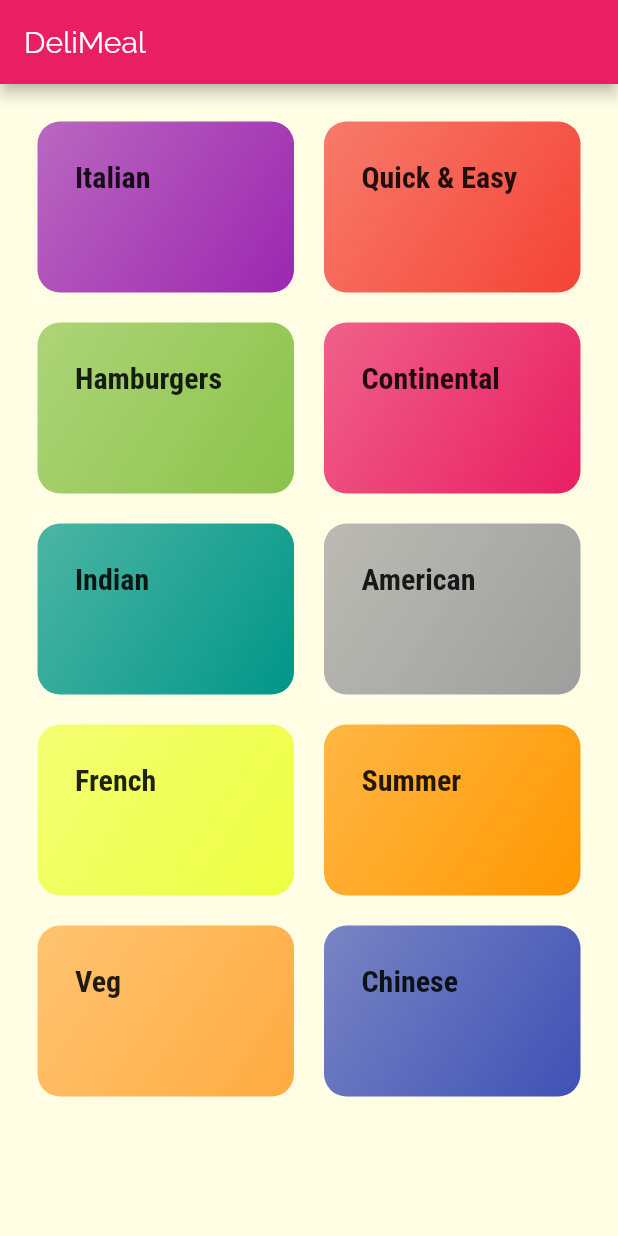
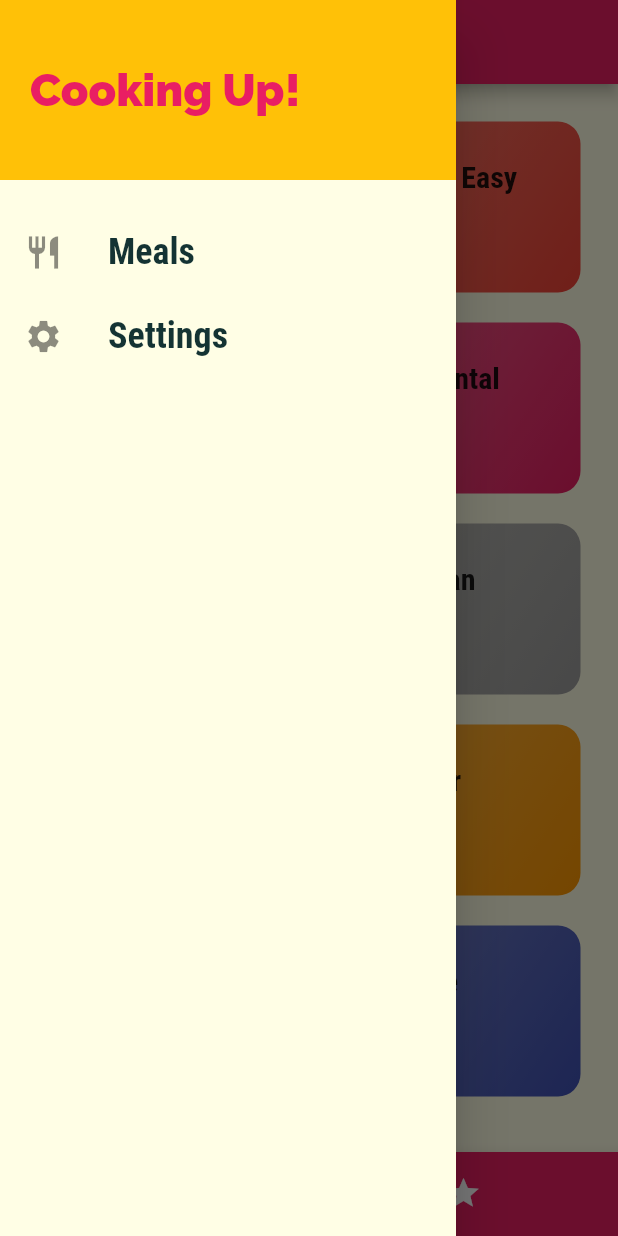
Before and after one commit to himangshuishere/Flutter, a Flutter app: the screen it shows after launch, with the side drawer open (before the commit the screen has no drawer), on a phone screen of 412 x 824 dp. Run offline on Flutter 3.47's test engine with Material 2 defaults, Android fonts, the phone set to English and light mode, and no system bars.

Commit message:
Changes Done!
--> Rework done in meal detail screen.

--> Initiated the tab screen.
    |===> Added the Bottom Navigation bar.

--> Added Hamburger Menu in the AppBar.
    |===> Customised the drawer.
    |===> Added filter and settings option.
    |===> Added route to new pages using pushReplacementNamed.

--> Rework done in meal item file.
    |===> Added network image for the specific recipes.
    |===> Added the Card Layout for ease display.

--> Added few screens.
    |===> Filter Screen
    |===> Favorites Screen
    |===> Main Drawer Screen
    |===> Meal Detail Screen
    |===> Tab Screen

Stat: S7V23Cmpl

```diff
--- a/meals_app/lib/main.dart
+++ b/meals_app/lib/main.dart
@@ -1,6 +1,9 @@
 import 'package:flutter/material.dart';
 import 'package:meals_app/screens/categories_screen.dart';
 import 'package:meals_app/screens/category_meals_screen.dart';
+import 'package:meals_app/screens/filters_screen.dart';
+import 'package:meals_app/screens/meal_detail_screen.dart';
+import 'package:meals_app/screens/tabs_screen.dart';
 
 void main() {
   runApp(const MyApp());
@@ -35,8 +38,17 @@ class MyApp extends StatelessWidget {
       // home: const CategoriesScreen(),
       initialRoute: '/', //default is '/'
       routes: {
-        '/': (ctx) => CategoriesScreen(),
+        '/': (ctx) => TabScreen(),
         CategoryMealScreen.routeName : (ctx)=> CategoryMealScreen(),
+        MealDetailScreen.routeName: (ctx) => MealDetailScreen(),
+        FiltersScreen.routeName:(ctx)=>FiltersScreen()
+      },
+      onGenerateRoute: (settings){
+        print(settings.arguments);
+        // return MaterialPageRoute(builder: (ctx) => CategoriesScreen());
+      },
+      onUnknownRoute: (settings){
+        return MaterialPageRoute(builder: (ctx) => CategoriesScreen(),);
       },
     );
   }
--- a/meals_app/lib/screens/categories_screen.dart
+++ b/meals_app/lib/screens/categories_screen.dart
@@ -7,16 +7,7 @@ class CategoriesScreen extends StatelessWidget {
 
   @override
   Widget build(BuildContext context) {
-    return Scaffold(
-      appBar: AppBar(
-          title: const Text(
-        'DeliMeal',
-        style: TextStyle(
-          fontFamily: 'Raleway',
-          fontWeight: FontWeight.normal
-        ),
-      )),
-      body: GridView(
+    return GridView(
         padding: EdgeInsets.all(25),
         children: DUMMY_CATEGORIES
             .map((catData) => CategoryItem(
@@ -31,7 +22,6 @@ class CategoriesScreen extends StatelessWidget {
           crossAxisSpacing: 20,
           mainAxisSpacing: 20,
         ),
-      ),
     );
   }
 }
--- /dev/null
+++ b/meals_app/lib/screens/tabs_screen.dart
@@ -0,0 +1,62 @@
+import 'package:flutter/material.dart';
+import 'package:meals_app/screens/categories_screen.dart';
+import 'package:meals_app/screens/favorites_screen.dart';
+import 'package:meals_app/widgets/main_drawer.dart';
+
+class TabScreen extends StatefulWidget {
+  const TabScreen({Key? key}) : super(key: key);
+
+  @override
+  State<TabScreen> createState() => _TabScreenState();
+}
+
+class _TabScreenState extends State<TabScreen> {
+  List<Map<String, dynamic>> _pages = [
+    {
+      'page': CategoriesScreen(),
+      'title': 'Categories',
+    },
+    {
+      'page': FavoriteScreen(),
+      'title': 'Your Favorites',
+    },
+  ];
+
+  int _selectedPageIndex = 0;
+
+  void _selectPage(int index) {
+    setState(() {
+      _selectedPageIndex = index;
+    });
+  }
+
+  @override
+  Widget build(BuildContext context) {
+    return Scaffold(
+      appBar: AppBar(
+        title: Text(_pages[_selectedPageIndex]['title']),
+      ),
+      drawer: MainDrawer(),
+      body: _pages[_selectedPageIndex]['page'],
+      bottomNavigationBar: BottomNavigationBar(
+        onTap: _selectPage,
+        backgroundColor: Theme.of(context).primaryColor,
+        unselectedItemColor: Colors.white,
+        selectedItemColor: Theme.of(context).accentColor,
+        currentIndex: _selectedPageIndex,
+        showUnselectedLabels: false,
+        // type: BottomNavigationBarType.shifting,
+        items: [
+          BottomNavigationBarItem(
+            icon: Icon(Icons.category),
+            label: 'Categories',
+          ),
+          BottomNavigationBarItem(
+            icon: Icon(Icons.star),
+            label: 'Favorites',
+          ),
+        ],
+      ),
+    );
+  }
+}
--- /dev/null
+++ b/meals_app/lib/widgets/main_drawer.dart
@@ -0,0 +1,64 @@
+import 'package:flutter/material.dart';
+import 'package:meals_app/screens/filters_screen.dart';
+
+class MainDrawer extends StatelessWidget {
+  const MainDrawer({Key? key}) : super(key: key);
+
+  Widget buildListTile(String title, IconData icon, Function()? tapHandler) {
+    return ListTile(
+      leading: Icon(
+        icon,
+        size: 26,
+      ),
+      title: Text(
+        title,
+        style: TextStyle(
+            fontFamily: 'RobotoCondensed',
+            fontSize: 24,
+            fontWeight: FontWeight.bold),
+      ),
+      onTap: tapHandler,
+    );
+  }
+
+  @override
+  Widget build(BuildContext context) {
+    return Drawer(
+      child: Column(
+        children: [
+          Container(
+            padding: EdgeInsets.all(20),
+            height: 120,
+            width: double.infinity,
+            alignment: Alignment.centerLeft,
+            color: Theme.of(context).accentColor,
+            child: Text(
+              'Cooking Up!',
+              style: TextStyle(
+                  fontWeight: FontWeight.w900,
+                  fontSize: 30,
+                  color: Theme.of(context).primaryColor),
+            ),
+          ),
+          SizedBox(
+            height: 20,
+          ),
+          buildListTile(
+            'Meals',
+            Icons.restaurant,
+            (){
+              Navigator.of(context).pushReplacementNamed('/');
+            }
+          ),
+          buildListTile(
+            'Settings',
+            Icons.settings,
+            (){
+              Navigator.of(context).pushReplacementNamed(FiltersScreen.routeName);
+            }
+          ),
+        ],
+      ),
+    );
+  }
+}
```
Also changed, not shown: meals_app/lib/screens/category_meals_screen.dart (+51 -14 lines), meals_app/lib/screens/favorites_screen.dart (added, +12 -0 lines), meals_app/lib/screens/filters_screen.dart (added, +19 -0 lines), meals_app/lib/screens/meal_detail_screen.dart (added, +93 -0 lines), meals_app/lib/widgets/meal_item.dart (+120 -4 lines).
